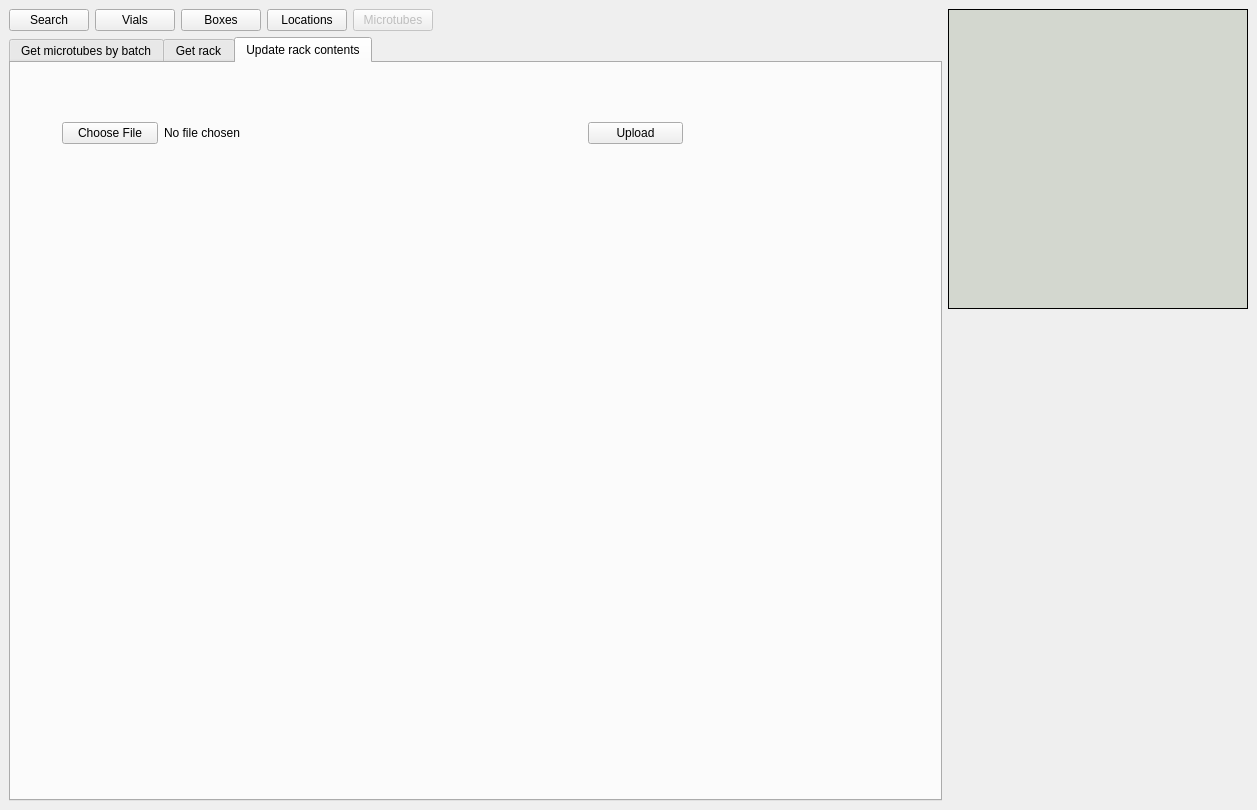
Before: the Qt Designer form frontend/assets/microtubeswindow.ui in dahlbma/cello, drawn with Qt 5.
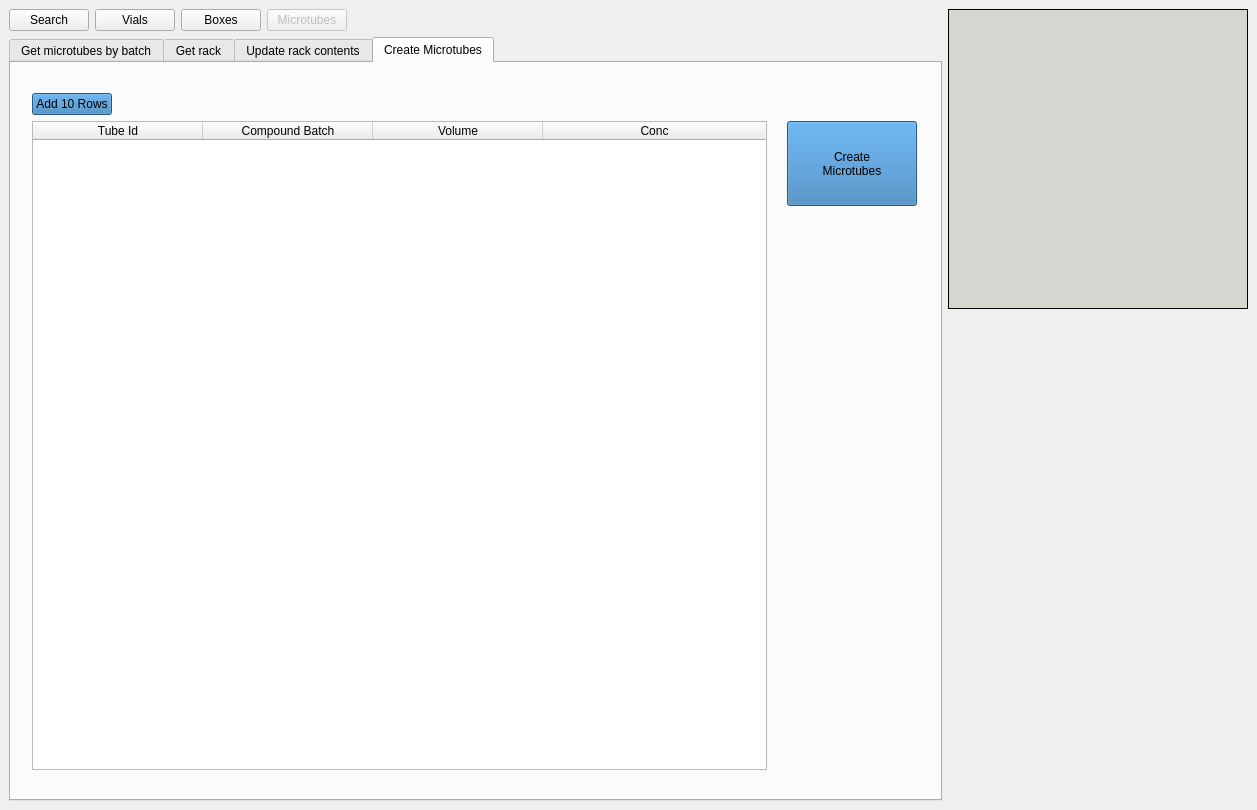
After: the same form once the commit is applied.

Commit message: remove locations window paths

What changed in the file:
```diff
--- a/frontend/assets/microtubeswindow.ui
+++ b/frontend/assets/microtubeswindow.ui
@@ -17,13 +17,6 @@
    <layout class="QGridLayout" name="gridLayout_7">
     <item row="0" column="0">
      <layout class="QGridLayout" name="gridLayout_6">
-      <item row="0" column="0">
-       <widget class="QPushButton" name="goto_search_btn">
-        <property name="text">
-         <string>Search</string>
-        </property>
-       </widget>
-      </item>
       <item row="0" column="1">
        <widget class="QPushButton" name="goto_vials_btn">
         <property name="text">
@@ -31,24 +24,7 @@
         </property>
        </widget>
       </item>
-      <item row="0" column="2">
-       <widget class="QPushButton" name="goto_boxes_btn">
-        <property name="enabled">
-         <bool>true</bool>
-        </property>
-        <property name="text">
-         <string>Boxes</string>
-        </property>
-       </widget>
-      </item>
       <item row="0" column="3">
-       <widget class="QPushButton" name="goto_locations_btn">
-        <property name="text">
-         <string>Locations</string>
-        </property>
-       </widget>
-      </item>
-      <item row="0" column="4">
        <widget class="QPushButton" name="goto_microtubes_btn">
         <property name="enabled">
          <bool>false</bool>
@@ -58,7 +34,7 @@
         </property>
        </widget>
       </item>
-      <item row="0" column="5">
+      <item row="0" column="4">
        <spacer name="horizontalSpacer_5">
         <property name="orientation">
          <enum>Qt::Horizontal</enum>
@@ -71,10 +47,27 @@
         </property>
        </spacer>
       </item>
-      <item row="1" column="0" colspan="6">
+      <item row="0" column="2">
+       <widget class="QPushButton" name="goto_boxes_btn">
+        <property name="enabled">
+         <bool>true</bool>
+        </property>
+        <property name="text">
+         <string>Boxes</string>
+        </property>
+       </widget>
+      </item>
+      <item row="0" column="0">
+       <widget class="QPushButton" name="goto_search_btn">
+        <property name="text">
+         <string>Search</string>
+        </property>
+       </widget>
+      </item>
+      <item row="1" column="0" colspan="5">
        <widget class="QTabWidget" name="microtubes_tab_wg">
         <property name="currentIndex">
-         <number>2</number>
+         <number>3</number>
         </property>
         <widget class="QWidget" name="tubes_tab">
          <attribute name="title">
@@ -675,6 +668,207 @@
           </item>
          </layout>
         </widget>
+        <widget class="QWidget" name="create_microtube_tab">
+         <attribute name="title">
+          <string>Create Microtubes</string>
+         </attribute>
+         <layout class="QGridLayout" name="gridLayout_11">
+          <item row="1" column="5">
+           <spacer name="verticalSpacer_11">
+            <property name="orientation">
+             <enum>Qt::Vertical</enum>
+            </property>
+            <property name="sizeType">
+             <enum>QSizePolicy::Preferred</enum>
+            </property>
+            <property name="sizeHint" stdset="0">
+             <size>
+              <width>20</width>
+              <height>22</height>
+             </size>
+            </property>
+           </spacer>
+          </item>
+          <item row="1" column="2">
+           <spacer name="horizontalSpacer_16">
+            <property name="orientation">
+             <enum>Qt::Horizontal</enum>
+            </property>
+            <property name="sizeType">
+             <enum>QSizePolicy::Preferred</enum>
+            </property>
+            <property name="sizeHint" stdset="0">
+             <size>
+              <width>597</width>
+              <height>20</height>
+             </size>
+            </property>
+           </spacer>
+          </item>
+          <item row="2" column="5" rowspan="2">
+           <widget class="QPushButton" name="create_microtubes_btn">
+            <property name="sizePolicy">
+             <sizepolicy hsizetype="Minimum" vsizetype="Minimum">
+              <horstretch>0</horstretch>
+              <verstretch>0</verstretch>
+             </sizepolicy>
+            </property>
+            <property name="minimumSize">
+             <size>
+              <width>130</width>
+              <height>50</height>
+             </size>
+            </property>
+            <property name="styleSheet">
+             <string notr="true">background-color: rgb(51, 122, 183)</string>
+            </property>
+            <property name="text">
+             <string>Create
+Microtubes</string>
+            </property>
+           </widget>
+          </item>
+          <item row="4" column="5">
+           <spacer name="verticalSpacer_12">
+            <property name="orientation">
+             <enum>Qt::Vertical</enum>
+            </property>
+            <property name="sizeType">
+             <enum>QSizePolicy::Preferred</enum>
+            </property>
+            <property name="sizeHint" stdset="0">
+             <size>
+              <width>20</width>
+              <height>558</height>
+             </size>
+            </property>
+           </spacer>
+          </item>
+          <item row="5" column="2">
+           <spacer name="verticalSpacer_13">
+            <property name="orientation">
+             <enum>Qt::Vertical</enum>
+            </property>
+            <property name="sizeType">
+             <enum>QSizePolicy::Preferred</enum>
+            </property>
+            <property name="sizeHint" stdset="0">
+             <size>
+              <width>20</width>
+              <height>20</height>
+             </size>
+            </property>
+           </spacer>
+          </item>
+          <item row="2" column="1" rowspan="3" colspan="3">
+           <widget class="QTableWidget" name="create_microtubes_table">
+            <attribute name="horizontalHeaderDefaultSectionSize">
+             <number>170</number>
+            </attribute>
+            <attribute name="horizontalHeaderShowSortIndicator" stdset="0">
+             <bool>false</bool>
+            </attribute>
+            <attribute name="horizontalHeaderStretchLastSection">
+             <bool>true</bool>
+            </attribute>
+            <column>
+             <property name="text">
+              <string>Tube Id</string>
+             </property>
+            </column>
+            <column>
+             <property name="text">
+              <string>Compound Batch</string>
+             </property>
+            </column>
+            <column>
+             <property name="text">
+              <string>Volume</string>
+             </property>
+            </column>
+            <column>
+             <property name="text">
+              <string>Conc</string>
+             </property>
+            </column>
+           </widget>
+          </item>
+          <item row="0" column="1">
+           <spacer name="verticalSpacer_14">
+            <property name="orientation">
+             <enum>Qt::Vertical</enum>
+            </property>
+            <property name="sizeType">
+             <enum>QSizePolicy::Preferred</enum>
+            </property>
+            <property name="sizeHint" stdset="0">
+             <size>
+              <width>20</width>
+              <height>21</height>
+             </size>
+            </property>
+           </spacer>
+          </item>
+          <item row="3" column="6">
+           <spacer name="horizontalSpacer_14">
+            <property name="orientation">
+             <enum>Qt::Horizontal</enum>
+            </property>
+            <property name="sizeType">
+             <enum>QSizePolicy::Preferred</enum>
+            </property>
+            <property name="sizeHint" stdset="0">
+             <size>
+              <width>14</width>
+              <height>20</height>
+             </size>
+            </property>
+           </spacer>
+          </item>
+          <item row="3" column="0">
+           <spacer name="horizontalSpacer_13">
+            <property name="orientation">
+             <enum>Qt::Horizontal</enum>
+            </property>
+            <property name="sizeType">
+             <enum>QSizePolicy::Preferred</enum>
+            </property>
+            <property name="sizeHint" stdset="0">
+             <size>
+              <width>12</width>
+              <height>20</height>
+             </size>
+            </property>
+           </spacer>
+          </item>
+          <item row="1" column="1">
+           <widget class="QPushButton" name="create_add_rows_btn">
+            <property name="styleSheet">
+             <string notr="true">background-color: rgb(51, 122, 183)</string>
+            </property>
+            <property name="text">
+             <string>Add 10 Rows</string>
+            </property>
+           </widget>
+          </item>
+          <item row="2" column="4">
+           <spacer name="horizontalSpacer_15">
+            <property name="orientation">
+             <enum>Qt::Horizontal</enum>
+            </property>
+            <property name="sizeType">
+             <enum>QSizePolicy::Preferred</enum>
+            </property>
+            <property name="sizeHint" stdset="0">
+             <size>
+              <width>14</width>
+              <height>20</height>
+             </size>
+            </property>
+           </spacer>
+          </item>
+         </layout>
+        </widget>
        </widget>
       </item>
      </layout>
```
The commit also changes 3 other files.
